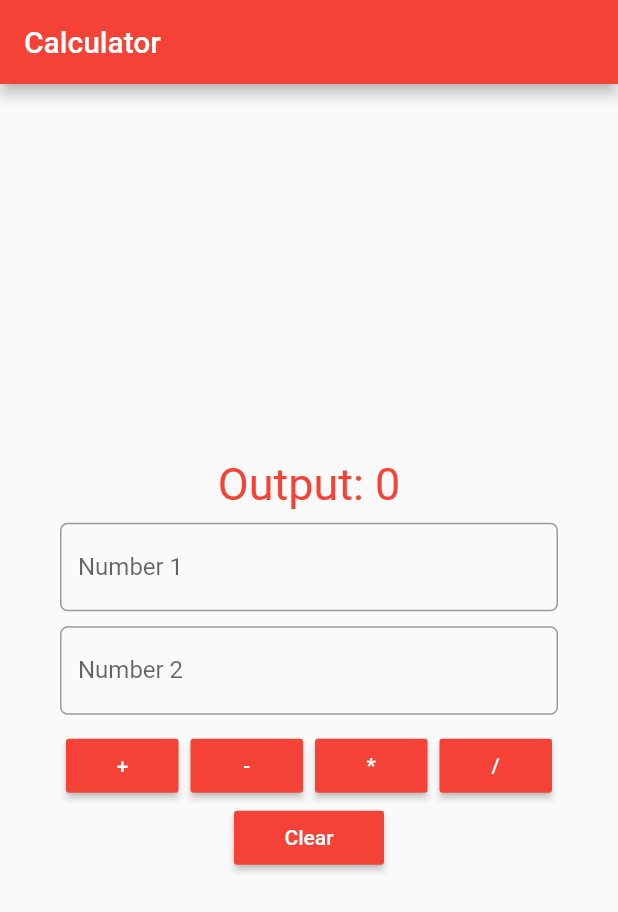
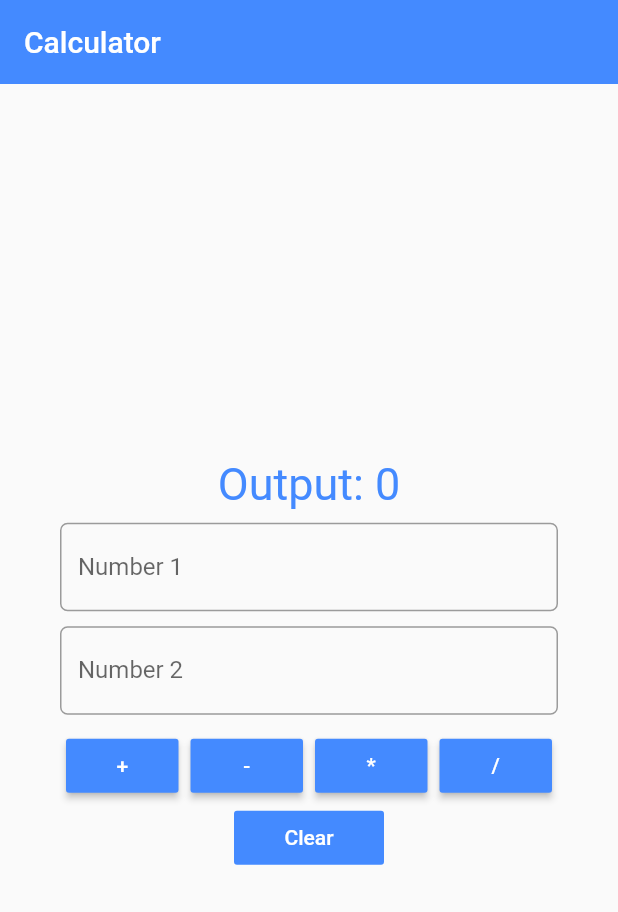
Before and after one commit to yash1200/simple_calculator_flutter, a Flutter app: the screen it shows after launch, after a tap on "Clear", on a phone screen of 412 x 824 dp. Shown: the top 912 px of the screen. Run offline on Flutter 3.47's test engine with Material 2 defaults, Android fonts, the phone set to English and light mode, and no system bars.

Commit message:
now better

```diff
--- a/lib/homePage.dart
+++ b/lib/homePage.dart
@@ -6,17 +6,26 @@ class homePage extends StatefulWidget {
 }
 
 class _homePageState extends State<homePage> {
-  var num1 = 0, num2 = 0;
-  var sum = 0;
+  var num1, num2;
+  var sum;
 
   final TextEditingController Tnum1 = TextEditingController();
   final TextEditingController Tnum2 = TextEditingController();
 
   @override
+  void initState() {
+    // TODO: implement initState
+    num1=0;
+    sum=0;
+    num2=0;
+    super.initState();
+  }
+  @override
   Widget build(BuildContext context) {
     return Scaffold(
       appBar: AppBar(
         title: Text("Calculator"),
+        elevation: 0,
       ),
       body: Center(
         child: Column(
@@ -27,7 +36,7 @@ class _homePageState extends State<homePage> {
               child: Container(
                   child: Text(
                 "Output: $sum",
-                style: TextStyle(fontSize: 30, color: Colors.red),
+                style: TextStyle(fontSize: 30, color: Colors.blueAccent),
               )),
             ),
             Padding(
@@ -35,9 +44,11 @@ class _homePageState extends State<homePage> {
               child: TextField(
                 controller: Tnum1,
                 decoration: InputDecoration(
-                    border: OutlineInputBorder(
-                        borderRadius: BorderRadius.circular(5)),
-                    labelText: 'Number 1'),
+                  border: OutlineInputBorder(
+                    borderRadius: BorderRadius.circular(5),
+                  ),
+                  labelText: 'Number 1',
+                ),
                 keyboardType: TextInputType.number,
               ),
             ),
@@ -46,9 +57,11 @@ class _homePageState extends State<homePage> {
               child: TextField(
                 controller: Tnum2,
                 decoration: InputDecoration(
-                    border: OutlineInputBorder(
-                        borderRadius: BorderRadius.circular(5)),
-                    labelText: 'Number 2'),
+                  border: OutlineInputBorder(
+                    borderRadius: BorderRadius.circular(5),
+                  ),
+                  labelText: 'Number 2',
+                ),
                 keyboardType: TextInputType.number,
               ),
             ),
@@ -65,7 +78,7 @@ class _homePageState extends State<homePage> {
                           style: TextStyle(color: Colors.white),
                         ),
                         onPressed: doAdd,
-                        color: Colors.red,
+                        color: Colors.blueAccent,
                       ),
                     ),
                   ),
@@ -78,7 +91,7 @@ class _homePageState extends State<homePage> {
                           style: TextStyle(color: Colors.white),
                         ),
                         onPressed: doSub,
-                        color: Colors.red,
+                        color: Colors.blueAccent,
                       ),
                     ),
                   ),
@@ -91,7 +104,7 @@ class _homePageState extends State<homePage> {
                           style: TextStyle(color: Colors.white),
                         ),
                         onPressed: doMul,
-                        color: Colors.red,
+                        color: Colors.blueAccent,
                       ),
                     ),
                   ),
@@ -104,7 +117,7 @@ class _homePageState extends State<homePage> {
                           style: TextStyle(color: Colors.white),
                         ),
                         onPressed: doDiv,
-                        color: Colors.red,
+                        color: Colors.blueAccent,
                       ),
                     ),
                   ),
@@ -113,12 +126,12 @@ class _homePageState extends State<homePage> {
             ),
             Container(
               width: 100,
-              child: RaisedButton(
+              child: FlatButton(
                 child: Text(
                   'Clear',
                   style: TextStyle(color: Colors.white),
                 ),
-                color: Colors.red,
+                color: Colors.blueAccent,
                 onPressed: clear,
               ),
             )
@@ -154,14 +167,17 @@ class _homePageState extends State<homePage> {
 
   void doDiv() {
     setState(() {
-      num1 = int.parse(Tnum1.text);
-      num2 = int.parse(Tnum2.text);
-      sum = num1 ~/ num2;
+      num1 = double.parse(Tnum1.text);
+      num2 = double.parse(Tnum2.text);
+      sum = (num1 / num2);
     });
   }
 
   void clear() {
     Tnum1.text = '';
     Tnum2.text = '';
+    setState(() {
+      sum = 0;
+    });
   }
 }
--- a/lib/main.dart
+++ b/lib/main.dart
@@ -11,7 +11,7 @@ class MyApp extends StatelessWidget {
       debugShowCheckedModeBanner: false,
       title: 'Calculator App',
       theme: ThemeData(
-        primarySwatch: Colors.red,
+        primaryColor: Colors.blueAccent,
       ),
       home: homePage(),
     );
```
Also changed, not shown: pubspec.lock, 2 other files.
